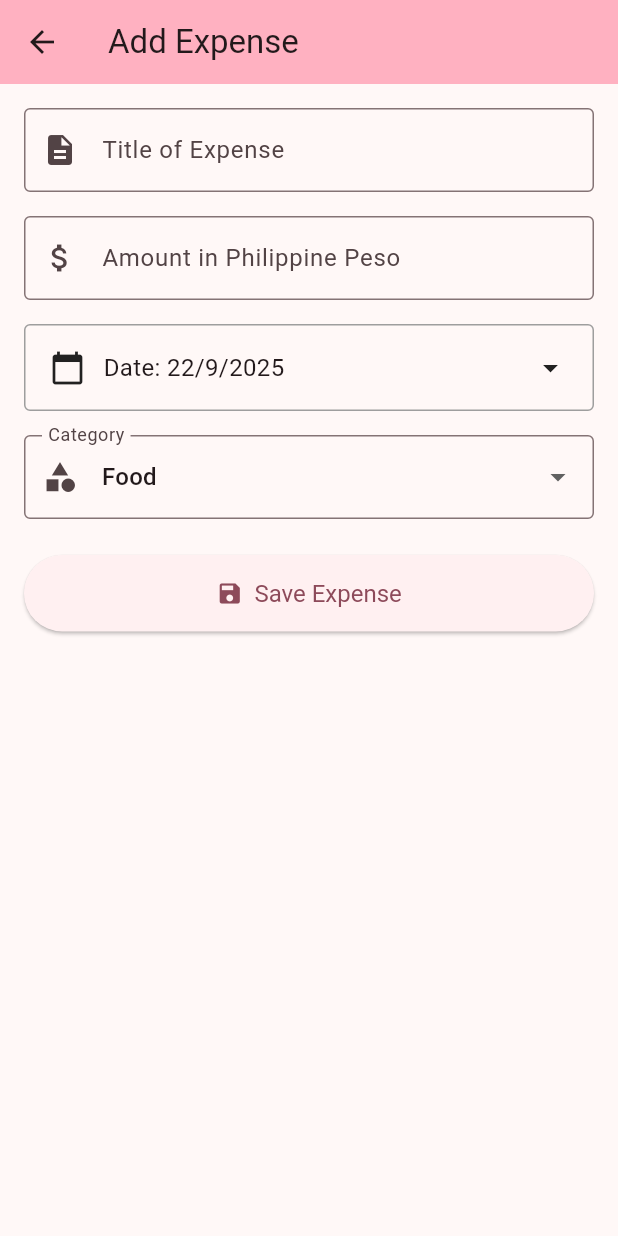
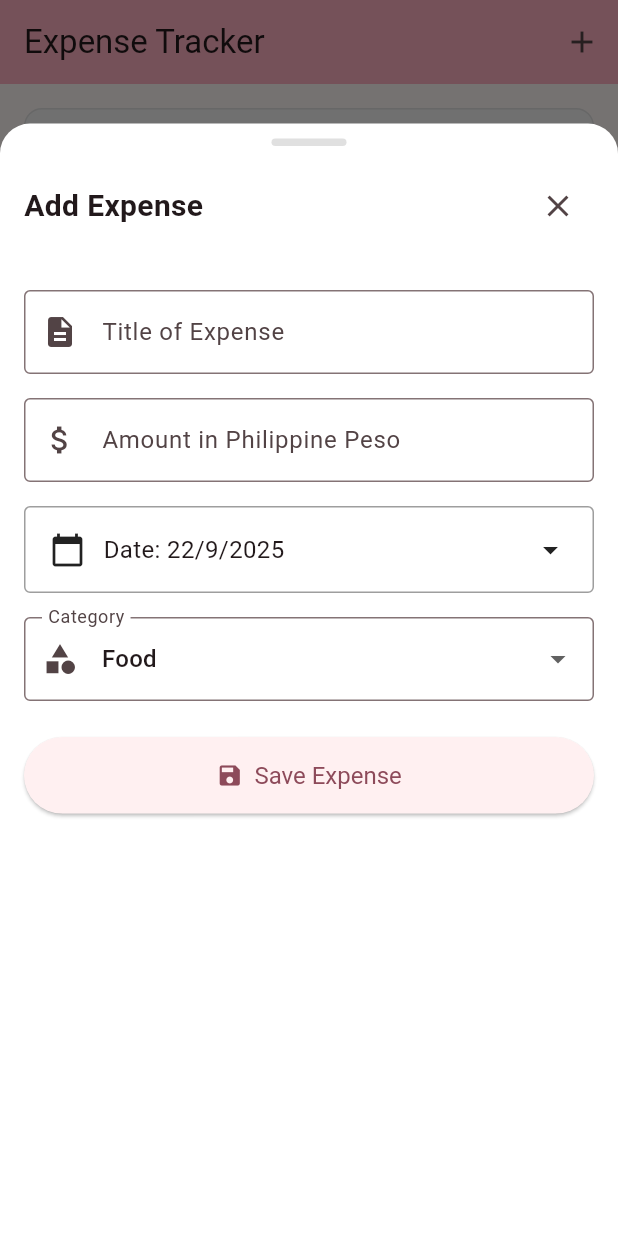
Before and after one commit to arabellamejorada/expense-tracker-app, a Flutter app: the screen it shows after launch, after a tap on the "add" icon, on a phone screen of 412 x 824 dp. Run offline on Flutter 3.47's test engine with Material 3 defaults, Android fonts, the phone set to English and light mode, and no system bars.

Commit message:
feat: updated add expense

```diff
--- a/lib/expense.dart
+++ b/lib/expense.dart
@@ -1,5 +1,5 @@
 import 'package:flutter/material.dart';
-import 'model/expense_item.dart';
+import 'new_expense.dart';
 
 class ExpenseTrackerHome extends StatefulWidget {
   const ExpenseTrackerHome({super.key});
@@ -23,10 +23,11 @@ class _ExpenseTrackerHomeState extends State<ExpenseTrackerHome> {
   }
 
   void _navigateToAddExpense() async {
-    final result = await Navigator.of(context).push(
-      MaterialPageRoute(
-        builder: (context) => const ExpenseItemScreen(),
-      ),
+    final result = await showModalBottomSheet<Map<String, dynamic>>(
+      context: context,
+      isScrollControlled: true,
+      backgroundColor: Colors.transparent,
+      builder: (context) => const NewExpenseModal(),
     );
 
     if (result != null) {
--- /dev/null
+++ b/lib/new_expense.dart
@@ -0,0 +1,223 @@
+import 'package:flutter/material.dart';
+
+class NewExpenseModal extends StatefulWidget {
+  const NewExpenseModal({super.key});
+
+  @override
+  State<NewExpenseModal> createState() => _NewExpenseModalState();
+}
+
+class _NewExpenseModalState extends State<NewExpenseModal> {
+  final TextEditingController _titleController = TextEditingController();
+  final TextEditingController _amountController = TextEditingController();
+  final _formKey = GlobalKey<FormState>();
+
+  DateTime _selectedDate = DateTime.now();
+  String _selectedCategory = 'Food';
+
+  final List<String> _categories = ['Food', 'Travel', 'Leisure', 'Work'];
+
+  @override
+  void dispose() {
+    _titleController.dispose();
+    _amountController.dispose();
+    super.dispose();
+  }
+
+  void _selectDate() async {
+    final DateTime? picked = await showDatePicker(
+      context: context,
+      initialDate: _selectedDate,
+      firstDate: DateTime(2020),
+      lastDate: DateTime.now(),
+    );
+    if (picked != null && picked != _selectedDate) {
+      setState(() {
+        _selectedDate = picked;
+      });
+    }
+  }
+
+  void _saveExpense() {
+    if (_formKey.currentState!.validate()) {
+      final title = _titleController.text.trim();
+      final amount = double.tryParse(_amountController.text) ?? 0.0;
+
+      // Create expense object and return it to the previous screen
+      final expense = {
+        'title': title,
+        'amount': amount,
+        'date': _selectedDate,
+        'category': _selectedCategory,
+      };
+
+      Navigator.of(context).pop(expense);
+    }
+  }
+
+  @override
+  Widget build(BuildContext context) {
+    return Container(
+      height: MediaQuery.of(context).size.height * 0.9,
+      decoration: const BoxDecoration(
+        color: Colors.white,
+        borderRadius: BorderRadius.only(
+          topLeft: Radius.circular(20),
+          topRight: Radius.circular(20),
+        ),
+      ),
+      child: Column(
+        children: [
+          // Modal handle/indicator
+          Container(
+            width: 50,
+            height: 5,
+            margin: const EdgeInsets.only(top: 10),
+            decoration: BoxDecoration(
+              color: Colors.grey[300],
+              borderRadius: BorderRadius.circular(10),
+            ),
+          ),
+
+          // Modal header
+          Padding(
+            padding: const EdgeInsets.all(16),
+            child: Row(
+              mainAxisAlignment: MainAxisAlignment.spaceBetween,
+              children: [
+                const Text(
+                  'Add Expense',
+                  style: TextStyle(
+                    fontSize: 20,
+                    fontWeight: FontWeight.bold,
+                  ),
+                ),
+                IconButton(
+                  onPressed: () => Navigator.of(context).pop(),
+                  icon: const Icon(Icons.close),
+                ),
+              ],
+            ),
+          ),
+
+          // Form content
+          Expanded(
+            child: SingleChildScrollView(
+              padding: const EdgeInsets.all(16),
+              child: Form(
+                key: _formKey,
+                child: Column(
+                  crossAxisAlignment: CrossAxisAlignment.stretch,
+                  children: [
+                    // Title field
+                    TextFormField(
+                      controller: _titleController,
+                      decoration: const InputDecoration(
+                        labelText: 'Title of Expense',
+                        hintText: 'Enter expense title',
+                        border: OutlineInputBorder(),
+                        prefixIcon: Icon(Icons.description),
+                      ),
+                      validator: (value) {
+                        if (value == null || value.trim().isEmpty) {
+                          return 'Please enter a title';
+                        }
+                        return null;
+                      },
+                    ),
+                    const SizedBox(height: 16),
+
+                    // Amount field
+                    TextFormField(
+                      controller: _amountController,
+                      decoration: const InputDecoration(
+                        labelText: 'Amount in Philippine Peso',
+                        hintText: 'Enter amount',
+                        border: OutlineInputBorder(),
+                        prefixIcon: Icon(Icons.attach_money),
+                        prefixText: '₱',
+                      ),
+                      keyboardType: TextInputType.number,
+                      validator: (value) {
+                        if (value == null || value.trim().isEmpty) {
+                          return 'Please enter an amount';
+                        }
+                        final amount = double.tryParse(value);
+                        if (amount == null || amount <= 0) {
+                          return 'Please enter a valid amount greater than 0';
+                        }
+                        return null;
+                      },
+                    ),
+                    const SizedBox(height: 16),
+
+                    // Date selector
+                    InkWell(
+                      onTap: _selectDate,
+                      child: Container(
+                        padding: const EdgeInsets.all(16),
+                        decoration: BoxDecoration(
+                          border: Border.all(color: Colors.grey),
+                          borderRadius: BorderRadius.circular(4),
+                        ),
+                        child: Row(
+                          children: [
+                            const Icon(Icons.calendar_today),
+                            const SizedBox(width: 12),
+                            Text(
+                              'Date: ${_selectedDate.day}/${_selectedDate.month}/${_selectedDate.year}',
+                              style: const TextStyle(fontSize: 16),
+                            ),
+                            const Spacer(),
+                            const Icon(Icons.arrow_drop_down),
+                          ],
+                        ),
+                      ),
+                    ),
+                    const SizedBox(height: 16),
+
+                    // Category dropdown
+                    DropdownButtonFormField<String>(
+                      value: _selectedCategory,
+                      decoration: const InputDecoration(
+                        labelText: 'Category',
+                        border: OutlineInputBorder(),
+                        prefixIcon: Icon(Icons.category),
+                      ),
+                      items: _categories.map((String category) {
+                        return DropdownMenuItem<String>(
+                          value: category,
+                          child: Text(category),
+                        );
+                      }).toList(),
+                      onChanged: (String? newValue) {
+                        if (newValue != null) {
+                          setState(() {
+                            _selectedCategory = newValue;
+                          });
+                        }
+                      },
+                    ),
+                    const SizedBox(height: 24),
+
+                    // Save button
+                    ElevatedButton.icon(
+                      onPressed: _saveExpense,
+                      icon: const Icon(Icons.save),
+                      label: const Text('Save Expense'),
+                      style: ElevatedButton.styleFrom(
+                        padding: const EdgeInsets.symmetric(vertical: 16),
+                        textStyle: const TextStyle(fontSize: 16),
+                      ),
+                    ),
+                    const SizedBox(height: 20), // Extra padding for bottom
+                  ],
+                ),
+              ),
+            ),
+          ),
+        ],
+      ),
+    );
+  }
+}
```
